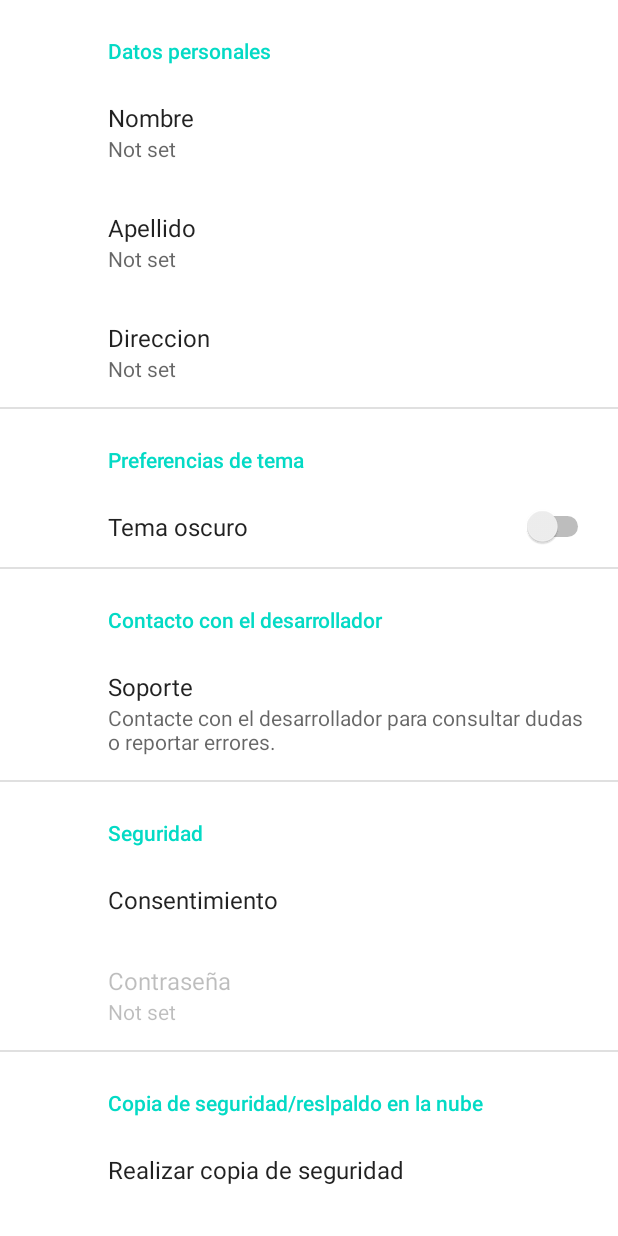
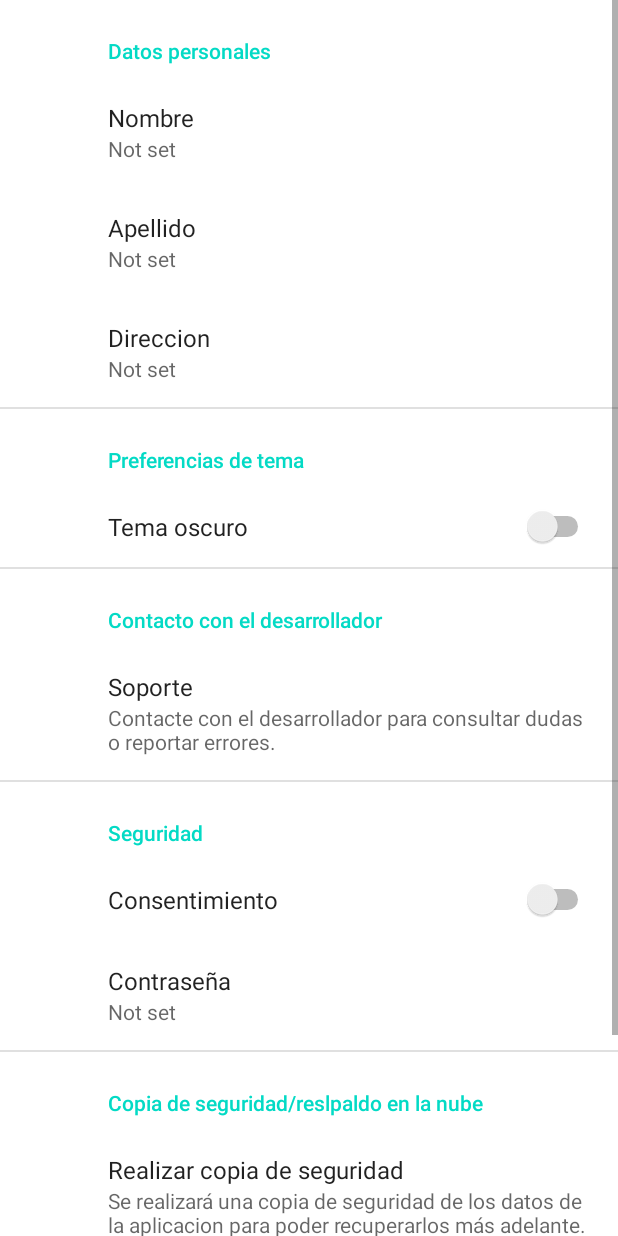
Before and after one commit to Meliodas-R/Hilfe_ultimate, an Android app: the Ajustes screen opened directly, with no data from a screen before it, on a phone screen of 412 x 824 dp. Run offline under Robolectric (Android 15) with nearby library versions, the phone set to English and light mode, and no system bars; our stand-ins replace androidx.preference; Roboto replaces fonts that are not available here.

Commit message:
*Se han añadido comentarios a MainActivity. *Se han añadido nuevos elementos a "strings.xml" *Se han implementado nuevas opciones en los ajustes. *Se han optimizado las funciones de contacto.

```diff
--- a/app/src/main/java/com/example/hilfe_ultimate/Ajustes.java
+++ b/app/src/main/java/com/example/hilfe_ultimate/Ajustes.java
@@ -40,10 +40,6 @@ public class Ajustes extends AppCompatActivity {
         SharedPreferences preferences = PreferenceManager.getDefaultSharedPreferences(getBaseContext());
         boolean sync = preferences.getBoolean("Tema",false);
 
-
-
-
-
     }
 
     public static class SettingsFragment extends PreferenceFragmentCompat {
@@ -51,15 +47,13 @@ public class Ajustes extends AppCompatActivity {
         public void onCreatePreferences(Bundle savedInstanceState, String rootKey) {
             setPreferencesFromResource(R.xml.root_preferences, rootKey);
             Preference preference = (Preference) findPreference("Consentimiento");
+
             preference.setOnPreferenceClickListener(new Preference.OnPreferenceClickListener() {
                 public boolean onPreferenceClick(final Preference preference) {
                     AlertDialog.Builder builder = new AlertDialog.Builder(getActivity());
                     builder.setMessage("Implementar esta función puede ralentizar su acceso a la aplicación, téngalo en cuenta antes de usar esta función.")
                             .setPositiveButton("Lo entiendo", new DialogInterface.OnClickListener() {
                                 public void onClick(DialogInterface dialog, int id) {
-                                    Toast.makeText(getActivity(), "Se ha activado la contraseña.", Toast.LENGTH_SHORT).show();
-                                    Preference preferencePass = (Preference) findPreference("Password");
-                                    preferencePass.setEnabled(true);
                                 }
                             });
                     builder.show();
@@ -87,6 +81,14 @@ public class Ajustes extends AppCompatActivity {
                 }
             });
 
+            Preference preferencePass = (Preference) findPreference("Password");
+            preference = (Preference) findPreference("Consentimiento");
+
+            if (preference.isEnabled()){
+                preferencePass.setEnabled(true);
+            }else{
+                preferencePass.setEnabled(false);
+            }
 
 
 
--- a/app/src/main/res/values/arrays.xml
+++ b/app/src/main/res/values/arrays.xml
@@ -2,15 +2,12 @@
     <string-array name="valores_respuesta">
         <item>Llamada</item>
         <item>Correo electrónico</item>
-    </string-array>
-    <!-- Reply Preference -->
-    <string-array name="reply_entries">
-        <item>Reply</item>
-        <item>Reply to all</item>
+        <item>SMS</item>
     </string-array>
 
-    <string-array name="reply_values">
-        <item>reply</item>
-        <item>reply_all</item>
+    <string-array name="valores_respuesta_values">
+        <item>Llamada</item>
+        <item>Correo electrónico</item>
+        <item>SMS</item>
     </string-array>
 </resources>
--- a/app/src/main/res/values/strings.xml
+++ b/app/src/main/res/values/strings.xml
@@ -27,5 +27,13 @@
     <!--Copia de seguridad/respaldo en la nube-->
     <string name="seccion_respaldo">Copia de seguridad/reslpaldo en la nube</string>
     <string name="respaldo">Realizar copia de seguridad</string>
+    <string name="respaldo_summary">Se realizará una copia de seguridad de los datos de la aplicacion para poder recuperarlos más adelante.</string>
+
+    <!--Seccion metodo de contacto-->
+    <string name="seccion_metodo_contacto">Método de contacto</string>
+    <string name="seleccion_metodo">Seleccion metodo de contacto</string>
+    <string name="metodo_summary">Aqui podrá seleccionar la manera en la que se contactará con la persona que se haya definido.</string>
+
+
 
 </resources>
--- a/app/src/main/res/xml/root_preferences.xml
+++ b/app/src/main/res/xml/root_preferences.xml
@@ -39,15 +39,17 @@
     </PreferenceCategory>
 
     <PreferenceCategory app:title="@string/seccion_seguridad">
-        <Preference
-            app:enabled="true"
+        <SwitchPreference
+            app:defaultValue="false"
             app:key="Consentimiento"
             app:title="@string/consentimiento">
-        </Preference>
+
+        </SwitchPreference>
 
         <EditTextPreference
             app:key="Password"
             app:title="@string/password"
+            app:dependency="@string/consentimiento"
             app:useSimpleSummaryProvider="true"
             app:enabled="false"/>
     </PreferenceCategory>
@@ -56,8 +58,20 @@
         <Preference
             app:enabled="true"
             app:key="Respaldo"
+            app:summary="@string/respaldo_summary"
             app:title="@string/respaldo">
         </Preference>
     </PreferenceCategory>
 
+    <PreferenceCategory app:title="@string/seccion_metodo_contacto">
+        <ListPreference
+            app:key="Metodo"
+            app:title="@string/seleccion_metodo"
+            app:entries="@array/valores_respuesta"
+            app:entryValues="@array/valores_respuesta_values"
+            app:summary="@string/metodo_summary"
+            >
+        </ListPreference>
+    </PreferenceCategory>
+
 </PreferenceScreen>
```
Also changed, not shown: app/src/main/java/com/example/hilfe_ultimate/MainActivity.java (+53 -22 lines).
